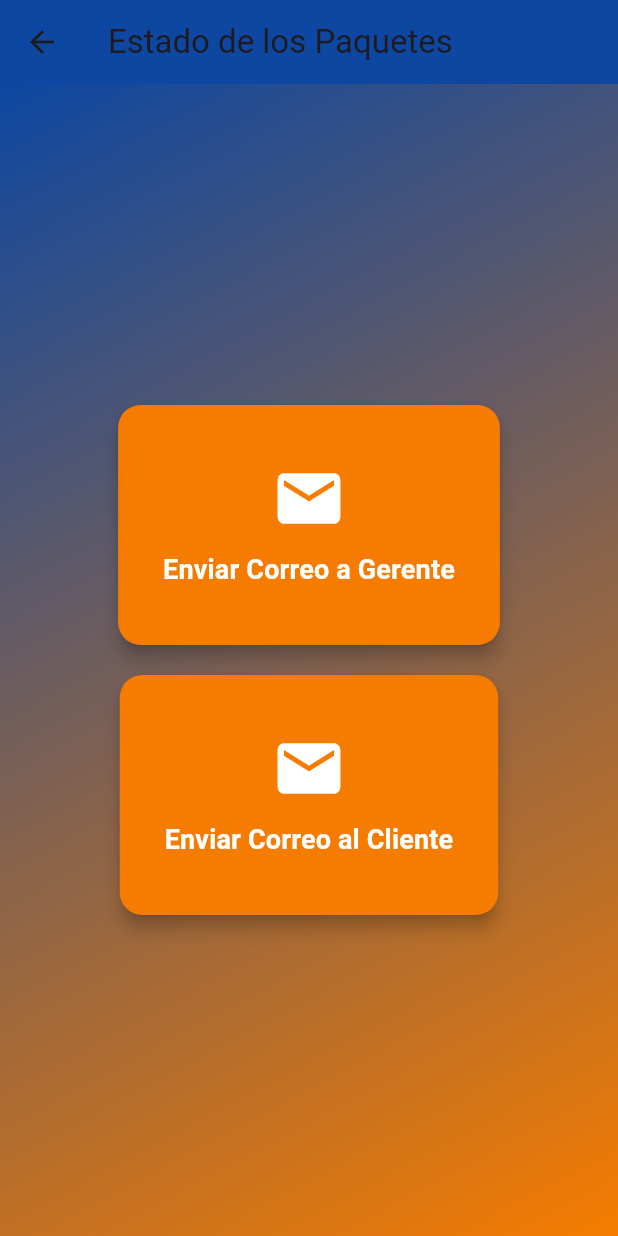
After one commit to acarias11/Premium-Logistic-Cargo, a Flutter app: the SendEmailPage screen opened directly, after a tap on "Enviar Correo a Gerente", on a phone screen of 412 x 824 dp. The commit adds this screen. Run offline on Flutter 3.47's test engine with Material 3 defaults, Android fonts, the light colour scheme and no system bars; our stand-ins replace cloud_firestore, data_table_2, firebase_auth, firebase_core, month_picker_dialog, pdf and 3 more; missing offline and left inert: flutter_charts; accounts and stored records are empty.

Commit message:
Creacion de casilleros, agregacion de emailjs, finalizacion de reportes, agregado de reporte de quejas

```diff
--- a/PLC-Premium Logistics Cargo/plc_pruebas/lib/main.dart
+++ b/PLC-Premium Logistics Cargo/plc_pruebas/lib/main.dart
@@ -6,7 +6,7 @@ import 'package:plc_pruebas/pages/cargas_page.dart';
 import 'package:plc_pruebas/pages/clientes_page.dart';
 import 'package:plc_pruebas/pages/home_page.dart';
 import 'package:plc_pruebas/pages/paquetes_page.dart';
-import 'package:plc_pruebas/pages/quejas_page.dart';
+import 'package:plc_pruebas/pages/reports/quejas_page.dart';
 import 'package:plc_pruebas/pages/signIn_page.dart';
 import 'package:plc_pruebas/pages/signUp_page.dart';
 import 'package:plc_pruebas/pages/warehouse_page.dart';
--- a/PLC-Premium Logistics Cargo/plc_pruebas/lib/pages/clientes_page.dart
+++ b/PLC-Premium Logistics Cargo/plc_pruebas/lib/pages/clientes_page.dart
@@ -8,9 +8,7 @@ import 'package:sidebarx/sidebarx.dart';
 import 'package:pdf/widgets.dart' as pw;
 import 'package:pdf/pdf.dart';
 import 'package:printing/printing.dart';
-import 'package:intl/intl.dart';
 import 'package:intl/date_symbol_data_local.dart';
-import 'package:flutter/services.dart' show rootBundle;
 
 class ClientesPage extends StatefulWidget {
   const ClientesPage({super.key});
--- a/PLC-Premium Logistics Cargo/plc_pruebas/lib/pages/home_page.dart
+++ b/PLC-Premium Logistics Cargo/plc_pruebas/lib/pages/home_page.dart
@@ -1,5 +1,6 @@
 import 'package:flutter/material.dart';
 import 'package:plc_pruebas/pages/reportes_page.dart';
+import 'package:plc_pruebas/pages/reports/quejas_page.dart';
 import 'package:plc_pruebas/widgets/sidebar.dart';
 import 'package:sidebarx/sidebarx.dart';
 import 'package:plc_pruebas/pages/clientes_page.dart';
@@ -78,9 +79,9 @@ class HomePage extends StatelessWidget {
                   _buildStyledButton(
                       context, 'Clientes', Icons.person, const ClientesPage()),
                   _buildStyledButton(
-                      context, 'Reportes', Icons.insert_chart, null),
+                      context, 'Reportes', Icons.insert_chart, ReportesPage()),
                    _buildStyledButton(
-                      context, 'Quejas', Icons.report_problem, null),
+                      context, 'Quejas', Icons.report_problem, QuejasPage()),
                 ],
               ),
             ],
@@ -110,7 +111,6 @@ class HomePage extends StatelessWidget {
             MaterialPageRoute(builder: (context) => page),
           );
         } else {
-          // Comentado porque la página de reportes aún no está creada
            Navigator.push(
              context,
              MaterialPageRoute(builder: (context) => const ReportesPage()),
--- /dev/null
+++ b/PLC-Premium Logistics Cargo/plc_pruebas/lib/pages/reports/send_email.dart
@@ -0,0 +1,229 @@
+import 'package:flutter/material.dart';
+import 'package:cloud_firestore/cloud_firestore.dart';
+import 'package:http/http.dart' as http;
+import 'dart:convert';
+
+class SendEmailPage extends StatelessWidget {
+  const SendEmailPage({super.key});
+
+  Future<void> sendEmailToGerente() async {
+    try {
+      // Obtener el correo del gerente
+      DocumentSnapshot gerenteSnapshot = await FirebaseFirestore.instance
+          .collection('Gerencia')
+          .doc('GR1')
+          .get();
+      String gerenteEmail = gerenteSnapshot['email'] ?? 'cariasangel60@gmail.com';
+
+      // Obtener el estado de los paquetes
+      QuerySnapshot paquetesSnapshot =
+          await FirebaseFirestore.instance.collection('Paquetes').get();
+
+      List<Map<String, dynamic>> paquetesData = [];
+      for (var doc in paquetesSnapshot.docs) {
+        try {
+          Map<String, dynamic> data = doc.data() as Map<String, dynamic>;
+          DocumentSnapshot estadoSnapshot = await FirebaseFirestore.instance
+              .collection('Estatus')
+              .doc(data['estatus_id'])
+              .get();
+          String estadoNombre = estadoSnapshot.exists ? estadoSnapshot['Nombre'] : 'Desconocido';
+          data['Nombre'] = estadoNombre;
+          paquetesData.add(data);
+        } catch (e) {
+          print('Error al obtener datos del paquete: $e');
+          paquetesData.add({'paquete_id': 'Desconocido', 'Nombre': 'Desconocido'});
+        }
+      }
+
+      // Crear el contenido del correo
+      String emailContent = 'Estado de los Paquetes:\n\n';
+      for (var paquete in paquetesData) {
+        emailContent +=
+            'Paquete ID: ${paquete['paquete_id'] ?? 'Desconocido'}, Estado: ${paquete['Nombre'] ?? 'Desconocido'}\n';
+      }
+
+      // Enviar el correo utilizando EmailJS
+      const serviceId = 'service_u5n9hww';
+      const templateId = 'contact_form';
+      const userId = '67JFCnhnFGGRXFSJD';
+
+      final url = Uri.parse('https://api.emailjs.com/api/v1.0/email/send');
+      final response = await http.post(
+        url,
+        headers: {
+          'Content-Type': 'application/json',
+        },
+        body: json.encode({
+          'service_id': serviceId,
+          'template_id': templateId,
+          'user_id': userId,
+          'template_params': {
+            'to_email': gerenteEmail,
+            'subject': 'Estado de los Paquetes',
+            'message': emailContent,
+          },
+        }),
+      );
+
+      if (response.statusCode == 200) {
+        print('Correo enviado al gerente');
+      } else {
+        print('Error al enviar correo al gerente: ${response.body}');
+      }
+    } catch (e) {
+      print('Error al enviar correo al gerente: $e');
+    }
+  }
+
+  Future<void> sendEmailToCliente(String clienteEmail) async {
+    try {
+      // Obtener el estado de los paquetes del cliente
+      QuerySnapshot paquetesSnapshot = await FirebaseFirestore.instance
+          .collection('Paquetes')
+          .where('cliente_email', isEqualTo: clienteEmail)
+          .get();
+
+      List<Map<String, dynamic>> paquetesData = [];
+      for (var doc in paquetesSnapshot.docs) {
+        try {
+          Map<String, dynamic> data = doc.data() as Map<String, dynamic>;
+          DocumentSnapshot estadoSnapshot = await FirebaseFirestore.instance
+              .collection('Estatus')
+              .doc(data['estatus_id'])
+              .get();
+          String estadoNombre = estadoSnapshot.exists ? estadoSnapshot['Nombre'] : 'Desconocido';
+          data['estatus_nombre'] = estadoNombre;
+          paquetesData.add(data);
+        } catch (e) {
+          print('Error al obtener datos del paquete: $e');
+          paquetesData.add({'paquete_id': 'Desconocido', 'estatus_nombre': 'Desconocido'});
+        }
+      }
+
+      // Crear el contenido del correo
+      String emailContent = 'Estado de sus Paquetes:\n\n';
+      for (var paquete in paquetesData) {
+        emailContent +=
+            'Paquete ID: ${paquete['paquete_id'] ?? 'Desconocido'}, Estado: ${paquete['estatus_nombre'] ?? 'Desconocido'}\n';
+      }
+
+      // Enviar el correo utilizando EmailJS
+      const serviceId = 'service_u5n9hww';
+      const templateId = 'contact_form';
+      const userId = '67JFCnhnFGGRXFSJD';
+
+      final url = Uri.parse('https://api.emailjs.com/api/v1.0/email/send');
+      final response = await http.post(
+        url,
+        headers: {
+          'Content-Type': 'application/json',
+        },
+        body: json.encode({
+          'service_id': serviceId,
+          'template_id': templateId,
+          'user_id': userId,
+          'template_params': {
+            'to_email': clienteEmail,
+            'subject': 'Estado de sus Paquetes',
+            'message': emailContent,
+          },
+        }),
+      );
+
+      if (response.statusCode == 200) {
+        print('Correo enviado al cliente');
+      } else {
+        print('Error al enviar correo al cliente: ${response.body}');
+      }
+    } catch (e) {
+      print('Error al enviar correo al cliente: $e');
+    }
+  }
+
+  @override
+  Widget build(BuildContext context) {
+    return Scaffold(
+      appBar: AppBar(
+        title: const Text('Estado de los Paquetes'),
+        backgroundColor: Colors.blue.shade900,
+      ),
+      body: Container(
+        width: double.infinity,
+        height: double.infinity,
+        decoration: BoxDecoration(
+          gradient: LinearGradient(
+            colors: [Colors.blue.shade900, Colors.orange.shade700],
+            begin: Alignment.topLeft,
+            end: Alignment.bottomRight,
+          ),
+        ),
+        child: Center(
+          child: Column(
+            mainAxisAlignment: MainAxisAlignment.center,
+            children: <Widget>[
+              ElevatedButton(
+                style: ElevatedButton.styleFrom(
+                  backgroundColor: Colors.orange.shade700,
+                  foregroundColor: Colors.white,
+                  shape: RoundedRectangleBorder(
+                    borderRadius: BorderRadius.circular(15.0),
+                  ),
+                  padding: const EdgeInsets.symmetric(vertical: 20, horizontal: 30),
+                  minimumSize: const Size(160, 160),
+                  elevation: 5,
+                ),
+                onPressed: () {
+                  sendEmailToGerente();
+                },
+                child: Column(
+                  mainAxisAlignment: MainAxisAlignment.center,
+                  children: const [
+                    Icon(Icons.email, size: 50),
+                    SizedBox(height: 10),
+                    Text(
+                      'Enviar Correo a Gerente',
+                      style: TextStyle(fontSize: 18, fontWeight: FontWeight.bold),
+                      textAlign: TextAlign.center,
+                    ),
+                  ],
+                ),
+              ),
+              const SizedBox(height: 20),
+              ElevatedButton(
+                style: ElevatedButton.styleFrom(
+                  backgroundColor: Colors.orange.shade700,
+                  foregroundColor: Colors.white,
+                  shape: RoundedRectangleBorder(
+                    borderRadius: BorderRadius.circular(15.0),
+                  ),
+                  padding: const EdgeInsets.symmetric(vertical: 20, horizontal: 30),
+                  minimumSize: const Size(160, 160),
+                  elevation: 5,
+                ),
+                onPressed: () {
+                  // Aquí puedes obtener el correo del cliente y llamar a sendEmailToCliente(clienteEmail)
+                  // Ejemplo:
+                  // String clienteEmail = 'cliente@example.com';
+                  // sendEmailToCliente(clienteEmail);
+                },
+                child: Column(
+                  mainAxisAlignment: MainAxisAlignment.center,
+                  children: const [
+                    Icon(Icons.email, size: 50),
+                    SizedBox(height: 10),
+                    Text(
+                      'Enviar Correo al Cliente',
+                      style: TextStyle(fontSize: 18, fontWeight: FontWeight.bold),
+                      textAlign: TextAlign.center,
+                    ),
+                  ],
+                ),
+              ),
+            ],
+          ),
+        ),
+      ),
+    );
+  }
+}
--- a/PLC-Premium Logistics Cargo/plc_pruebas/lib/pages/signIn_page.dart
+++ b/PLC-Premium Logistics Cargo/plc_pruebas/lib/pages/signIn_page.dart
@@ -1,5 +1,4 @@
 import 'package:flutter/material.dart';
-import 'package:firebase_auth/firebase_auth.dart';
 
 class SignInPage extends StatefulWidget {
   const SignInPage({super.key});
--- a/PLC-Premium Logistics Cargo/plc_pruebas/lib/pages/splash_page.dart
+++ b/PLC-Premium Logistics Cargo/plc_pruebas/lib/pages/splash_page.dart
@@ -3,6 +3,8 @@ import 'package:firebase_auth/firebase_auth.dart';
 import 'dart:async';
 
 class SplashPage extends StatefulWidget {
+  const SplashPage({super.key});
+
   @override
   _SplashPageState createState() => _SplashPageState();
 }
--- a/PLC-Premium Logistics Cargo/plc_pruebas/lib/pages/warehouse_page.dart
+++ b/PLC-Premium Logistics Cargo/plc_pruebas/lib/pages/warehouse_page.dart
@@ -10,7 +10,6 @@ import 'package:pdf/widgets.dart' as pw;
 import 'package:pdf/pdf.dart';
 import 'package:printing/printing.dart';
 import 'package:intl/date_symbol_data_local.dart';
-import 'package:flutter/services.dart' show rootBundle;
 
 class WarehousePage extends StatefulWidget {
   const WarehousePage({super.key});
--- a/PLC-Premium Logistics Cargo/plc_pruebas/lib/widgets/sidebar.dart
+++ b/PLC-Premium Logistics Cargo/plc_pruebas/lib/widgets/sidebar.dart
@@ -1,6 +1,6 @@
 import 'package:plc_pruebas/pages/home_page.dart';
 import 'package:plc_pruebas/pages/paquetes_page.dart';
-import 'package:plc_pruebas/pages/quejas_page.dart';
+import 'package:plc_pruebas/pages/reports/quejas_page.dart';
 import 'package:plc_pruebas/pages/warehouse_page.dart';
 import 'package:flutter/material.dart';
 import 'package:sidebarx/sidebarx.dart';
--- a/PLC-Premium Logistics Cargo/plc_pruebas/pubspec.yaml
+++ b/PLC-Premium Logistics Cargo/plc_pruebas/pubspec.yaml
@@ -23,6 +23,8 @@ dependencies:
   month_picker_dialog: ^6.0.2
   flutter:
     sdk: flutter
+  mailer: ^6.4.1
+  http: ^1.3.0
 
 dev_dependencies:
   flutter_test:
```
Also changed, not shown: PLC-Premium Logistics Cargo/plc_pruebas/lib/pages/quejas_page.dart (deleted, +0 -28 lines), PLC-Premium Logistics Cargo/plc_pruebas/lib/pages/reports/quejas_page.dart (added, +297 -0 lines), PLC-Premium Logistics Cargo/plc_pruebas/pubspec.lock.
